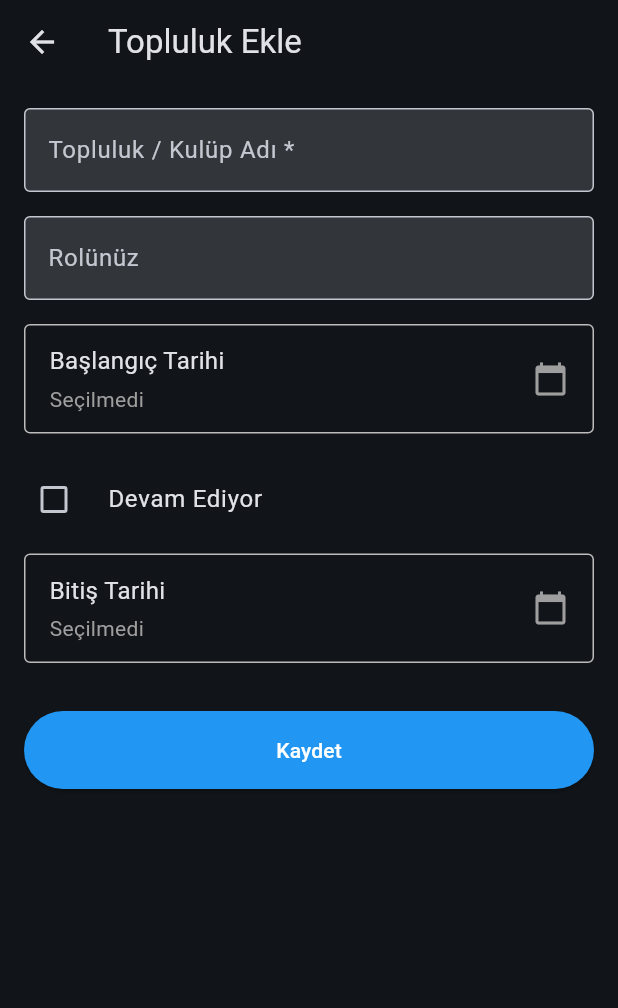
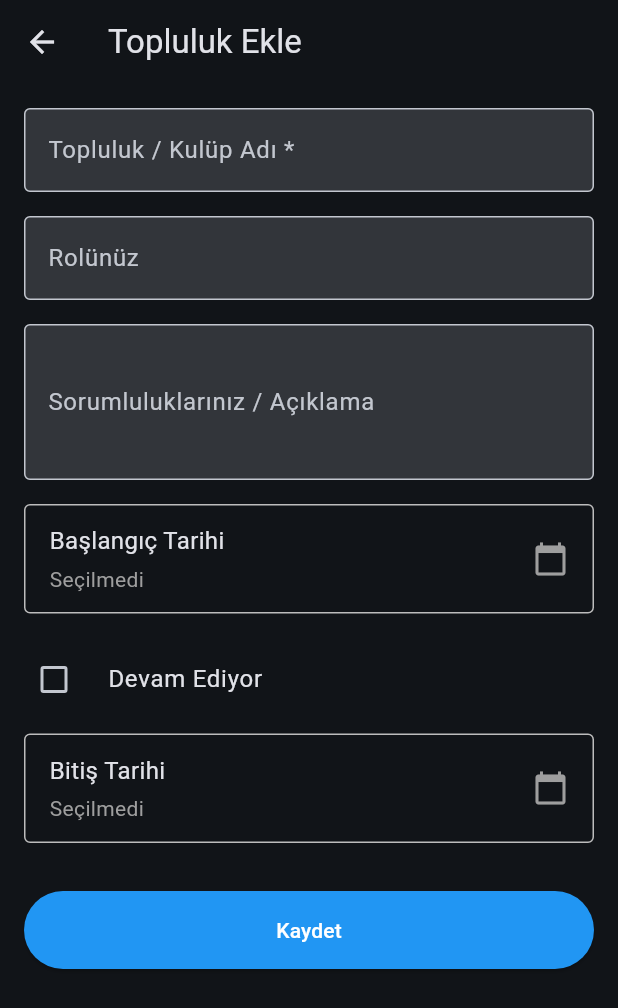
Before and after one commit to toygucakin/CareerFlow, a Flutter app: the CommunityFormScreen screen opened directly, on a phone screen of 412 x 824 dp. Shown: the top 1008 px of the screen. Run offline on Flutter 3.47's test engine with Material 3 defaults, Android fonts, the phone set to English and light mode, and no system bars; our stand-ins replace dio, flutter_dotenv, flutter_riverpod, font_awesome_flutter, freezed_annotation, google_generative_ai and 5 more; accounts and stored records are empty; generated files the repository leaves out were written again.

Commit message:
Add description field to community and update PDF layout

```diff
--- a/lib/features/cv_builder/domain/models/community.dart
+++ b/lib/features/cv_builder/domain/models/community.dart
@@ -13,6 +13,7 @@ class Community with _$Community {
     @JsonKey(name: 'start_date') DateTime? startDate,
     @JsonKey(name: 'end_date') DateTime? endDate,
     @JsonKey(name: 'sort_order') int? orderIndex,
+    String? description,
   }) = _Community;
 
   factory Community.fromJson(Map<String, dynamic> json) =>
--- a/lib/features/cv_builder/presentation/screens/community_form_screen.dart
+++ b/lib/features/cv_builder/presentation/screens/community_form_screen.dart
@@ -20,6 +20,7 @@ class _CommunityFormScreenState extends ConsumerState<CommunityFormScreen> {
   final _formKey = GlobalKey<FormState>();
   late TextEditingController _nameController;
   late TextEditingController _roleController;
+  late TextEditingController _descriptionController;
   DateTime? _startDate;
   DateTime? _endDate;
   bool _isOngoing = false;
@@ -30,6 +31,7 @@ class _CommunityFormScreenState extends ConsumerState<CommunityFormScreen> {
     super.initState();
     _nameController = TextEditingController(text: widget.communityToEdit?.name);
     _roleController = TextEditingController(text: widget.communityToEdit?.role);
+    _descriptionController = TextEditingController(text: widget.communityToEdit?.description);
     _startDate = widget.communityToEdit?.startDate;
     _endDate = widget.communityToEdit?.endDate;
     _isOngoing = widget.communityToEdit != null && widget.communityToEdit!.endDate == null && widget.communityToEdit!.startDate != null;
@@ -39,6 +41,7 @@ class _CommunityFormScreenState extends ConsumerState<CommunityFormScreen> {
   void dispose() {
     _nameController.dispose();
     _roleController.dispose();
+    _descriptionController.dispose();
     super.dispose();
   }
 
@@ -134,6 +137,7 @@ class _CommunityFormScreenState extends ConsumerState<CommunityFormScreen> {
       profileId: user.id,
       name: _nameController.text,
       role: _roleController.text,
+      description: _descriptionController.text.trim().isEmpty ? null : _descriptionController.text.trim(),
       startDate: _startDate,
       endDate: _isOngoing ? null : _endDate,
       orderIndex: widget.communityToEdit?.orderIndex ?? 0,
@@ -194,6 +198,16 @@ class _CommunityFormScreenState extends ConsumerState<CommunityFormScreen> {
                   labelText: 'Rolünüz',
                   border: OutlineInputBorder(),
                   hintText: 'Örn: Üye, Yönetim Kurulu Başkanı',
+                ),
+              ),
+              const SizedBox(height: 16),
+              TextFormField(
+                controller: _descriptionController,
+                maxLines: 3,
+                decoration: const InputDecoration(
+                  labelText: 'Sorumluluklarınız / Açıklama',
+                  border: OutlineInputBorder(),
+                  hintText: 'Örn: Etkinlik koordinasyonu, sponsorluk görüşmeleri...',
                 ),
               ),
               const SizedBox(height: 16),
```
Also changed, not shown: lib/features/pdf_export/services/builders/ats_optimized_builder.dart (+19 -8 lines), lib/features/cv_builder/domain/models/community.freezed.dart, lib/features/cv_builder/domain/models/community.g.dart, 1 other file.
